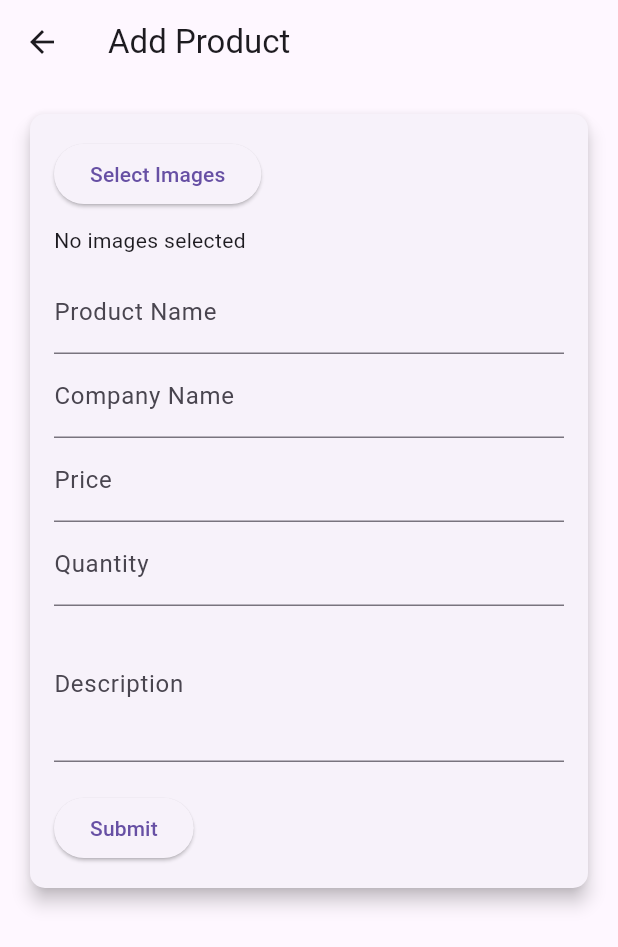
After one commit to meghnabasil/Co.Nut-sam, a Flutter app: the AddProductPage screen opened directly, on a phone screen of 412 x 824 dp. The commit adds this screen. Shown: the top 947 px of the screen. Run offline on Flutter 3.47's test engine with Material 3 defaults, Android fonts, the phone set to English and light mode, and no system bars; our stand-ins replace carousel_slider, cloud_firestore, firebase_auth, firebase_core, image_picker, lottie and 1 more; accounts and stored records are empty.

Commit message:
commit  ok on 20/2/25

```diff
--- a/lib/controller/vendor_controller.dart
+++ b/lib/controller/vendor_controller.dart
@@ -12,7 +12,6 @@ class VendorController {
       String city, String businessType, String productCategory,
       List<String> businessModel) async {
     try {
-      // Get the currently logged-in user's UID
       User? user = _auth.currentUser;
       if (user == null) {
         return "User not logged in";
@@ -20,7 +19,6 @@ class VendorController {
 
       Vendor vendor = Vendor(
         uid: user.uid,
-        // Using the same user ID
         businessName: businessName,
         email: user.email!,
         phone: phone,
@@ -31,9 +29,9 @@ class VendorController {
         businessModel: businessModel,
       );
 
-      await _firestore.collection("vendors").add(vendor.toMap());
+      DocumentReference docRef = await _firestore.collection("vendors").add(vendor.toMap());
 
-      return null; // Success
+      return docRef.id; // Success
     } on FirebaseAuthException catch (e) {
       return e.message; // Return error message
     }
--- a/lib/model/Doorstep_model.dart
+++ b/lib/model/Doorstep_model.dart
@@ -26,7 +26,7 @@ class DoorstepDelivery {
   // Convert to Map for Firestore
   Map<String, dynamic> toMap() {
     return {
-      'uid': vid,
+      'vendorId': vid,
       'companyName': companyName,
       'phone': phone,
       'address': address,
--- a/lib/view/Booking.dart
+++ b/lib/view/Booking.dart
@@ -88,9 +88,9 @@ class _BookingPageState extends State<BookingPage> {
             SizedBox(height: 10),
             _buildTextField(mobileNumberController, "Mobile Number", keyboardType: TextInputType.phone),
             SizedBox(height: 10),
-            _buildTextField(countryController, "Country"),
-            SizedBox(height: 10),
-            _buildTextField(stateController, "State"),
+            // _buildTextField(countryController, "Country"),
+            // SizedBox(height: 10),
+            _buildTextField(stateController, "District"),
             SizedBox(height: 10),
             _buildTextField(townCityController, "Town/City"),
             SizedBox(height: 10),
--- /dev/null
+++ b/lib/view/vendor_AddCoconutProductsPage.dart
@@ -0,0 +1,107 @@
+import 'package:flutter/material.dart';
+import 'package:image_picker/image_picker.dart';
+import 'dart:io';
+
+class AddProductPage extends StatefulWidget {
+  @override
+  _AddProductPageState createState() => _AddProductPageState();
+}
+
+class _AddProductPageState extends State<AddProductPage> {
+  final _formKey = GlobalKey<FormState>();
+  final TextEditingController _nameController = TextEditingController();
+  final TextEditingController _companyController = TextEditingController();
+  final TextEditingController _priceController = TextEditingController();
+  final TextEditingController _quantityController = TextEditingController();
+  final TextEditingController _descriptionController = TextEditingController();
+  List<File> _images = [];
+
+  Future<void> _pickImages() async {
+    final pickedFiles = await ImagePicker().pickMultiImage();
+    if (pickedFiles != null) {
+      setState(() {
+        _images = pickedFiles.map((file) => File(file.path)).toList();
+      });
+    }
+  }
+
+  void _submitForm() {
+    if (_formKey.currentState!.validate()) {
+      // Handle form submission logic
+      print("Product Added: ${_nameController.text}");
+    }
+  }
+
+  @override
+  Widget build(BuildContext context) {
+    return Scaffold(
+      appBar: AppBar(title: Text("Add Product")),
+      body: Padding(
+        padding: EdgeInsets.all(16.0),
+        child: SingleChildScrollView(
+          child: Card(
+            elevation: 5,
+            shape: RoundedRectangleBorder(borderRadius: BorderRadius.circular(10)),
+            child: Padding(
+              padding: EdgeInsets.all(16.0),
+              child: Form(
+                key: _formKey,
+                child: Column(
+                  crossAxisAlignment: CrossAxisAlignment.start,
+                  children: [
+                    ElevatedButton(
+                      onPressed: _pickImages,
+                      child: Text("Select Images"),
+                    ),
+                    SizedBox(height: 10),
+                    _images.isNotEmpty
+                        ? Wrap(
+                      spacing: 8.0,
+                      runSpacing: 8.0,
+                      children: _images.map((img) => Image.file(img, width: 80, height: 80)).toList(),
+                    )
+                        : Text("No images selected"),
+                    SizedBox(height: 10),
+                    TextFormField(
+                      controller: _nameController,
+                      decoration: InputDecoration(labelText: "Product Name"),
+                      validator: (value) => value!.isEmpty ? "Enter product name" : null,
+                    ),
+                    TextFormField(
+                      controller: _companyController,
+                      decoration: InputDecoration(labelText: "Company Name"),
+                      validator: (value) => value!.isEmpty ? "Enter company name" : null,
+                    ),
+                    TextFormField(
+                      controller: _priceController,
+                      decoration: InputDecoration(labelText: "Price"),
+                      keyboardType: TextInputType.number,
+                      validator: (value) => value!.isEmpty ? "Enter price" : null,
+                    ),
+                    TextFormField(
+                      controller: _quantityController,
+                      decoration: InputDecoration(labelText: "Quantity"),
+                      keyboardType: TextInputType.number,
+                      validator: (value) => value!.isEmpty ? "Enter quantity" : null,
+                    ),
+                    TextFormField(
+                      controller: _descriptionController,
+                      decoration: InputDecoration(labelText: "Description"),
+                      maxLines: 3,
+                      validator: (value) => value!.isEmpty ? "Enter description" : null,
+                    ),
+                    SizedBox(height: 20),
+                    ElevatedButton(
+                      onPressed: _submitForm,
+                      child: Text("Submit"),
+                    ),
+                  ],
+                ),
+              ),
+            ),
+          ),
+        ),
+      ),
+    );
+  }
+}
```
Also changed, not shown: lib/controller/Door_controller.dart (+13 -5 lines), lib/controller/session.dart (+15 -1 lines), lib/view/Vendor_manage_booking.dart (+3 -5 lines), lib/view/productlist.dart (+27 -1 lines), lib/view/registration.dart (+10 -26 lines), lib/view/vendor_doorstep.dart (+15 -0 lines), lib/view/vendor_home.dart (+19 -4 lines), lib/view/vendor_viewproduct.dart (added, +152 -0 lines), lib/view/vendormessagescreen.dart (added, +80 -0 lines), lib/view/venregistration.dart (+50 -21 lines).
